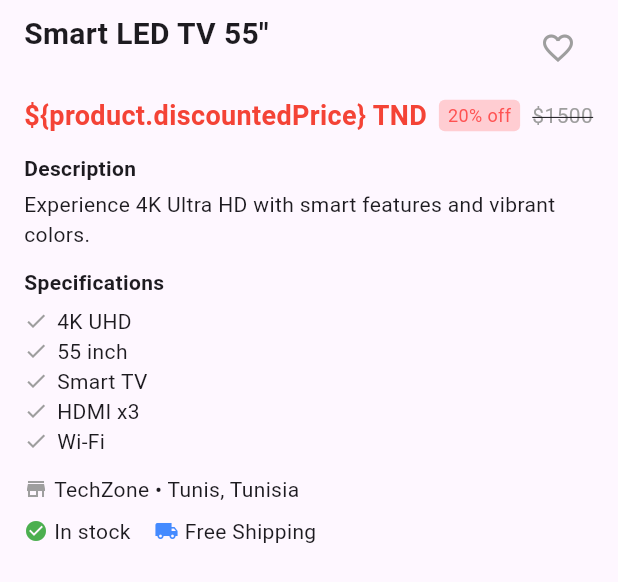
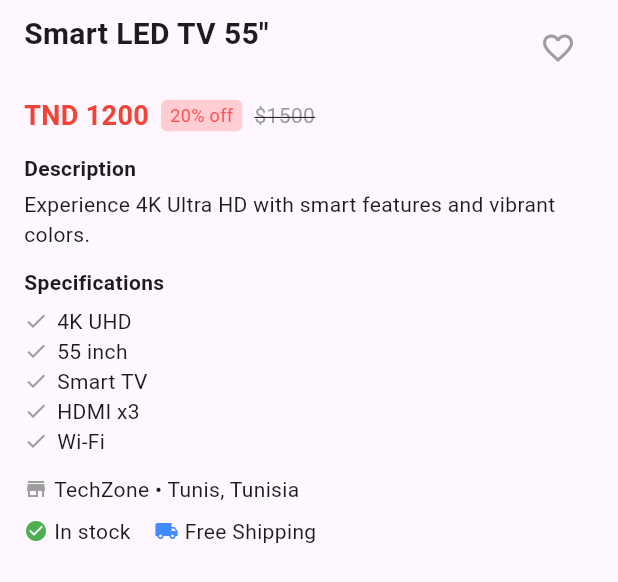
Before and after one commit to islemhadjslama/Dealabs_app, a Flutter app: the ProductDetailSection widget shown alone on an empty page, opened directly with sample values from the repository, on a phone screen of 412 x 824 dp. Shown: the top 582 px of the screen. Run offline on Flutter 3.47's test engine with Material 3 defaults, Android fonts, the phone set to English and light mode, and no system bars.

Commit message:
UI screenshots and updating productdetailpage

```diff
--- a/lib/product/widgets/product_detail_section.dart
+++ b/lib/product/widgets/product_detail_section.dart
@@ -58,7 +58,7 @@ class ProductDetailSection extends StatelessWidget {
           Row(
             children: [
               Text(
-                "\${product.discountedPrice} TND",
+             "TND ${product.discountedPrice}",
                 style: const TextStyle(
                   fontSize: 18,
                   fontWeight: FontWeight.bold,
```
Also changed, not shown: 6 other files.
